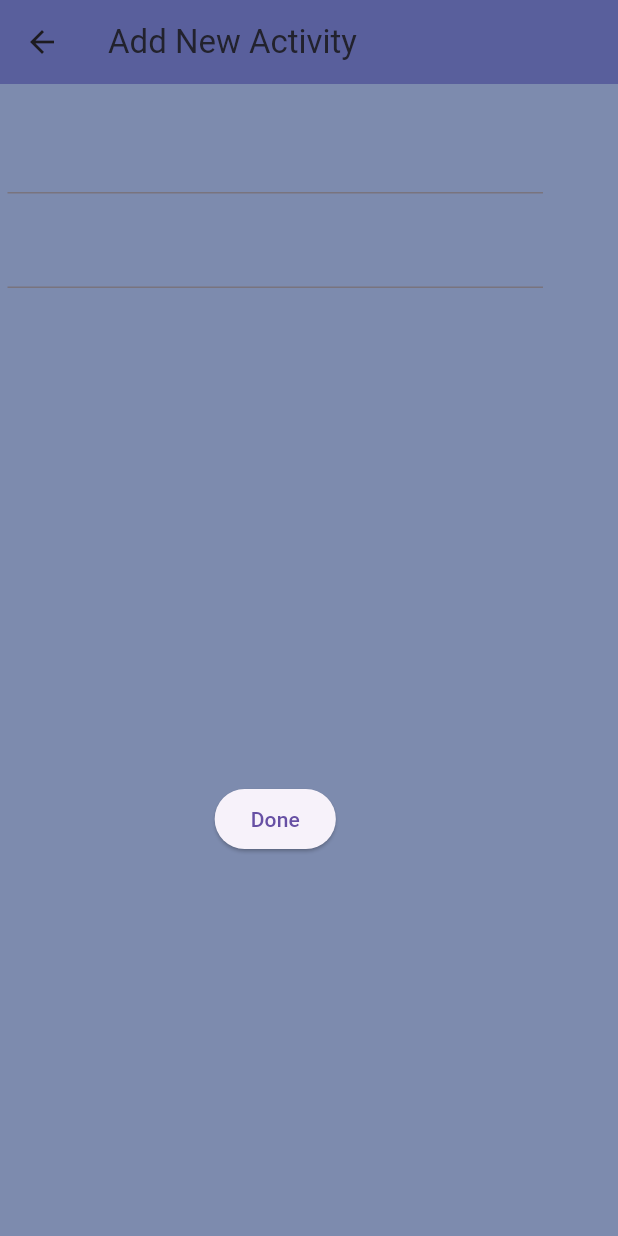
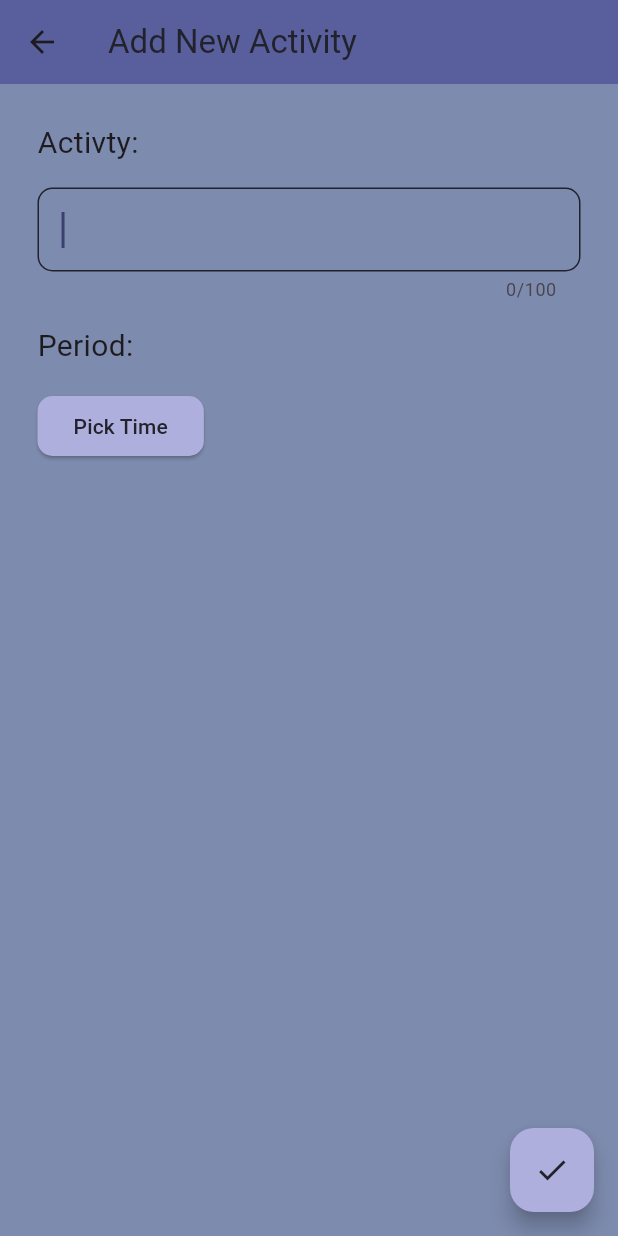
Before and after one commit to bXsh4r/Be-Human-app, a Flutter app: the NewActivityPage screen opened directly, on a phone screen of 412 x 824 dp. Run offline on Flutter 3.47's test engine with Material 3 defaults, Android fonts, the light colour scheme and no system bars.

Commit message:
added a time period and improved UI/UX

```diff
--- a/lib/main.dart
+++ b/lib/main.dart
@@ -33,7 +33,9 @@ class MainApp extends StatelessWidget {
         ),
         floatingActionButton: FloatingActionButton(
           onPressed: (){
-            Navigator.push(context, MaterialPageRoute(builder: (context) => NewActivityPage()));
+            Navigator.push(
+              context,
+              MaterialPageRoute(builder: (context) => NewActivityPage()));
           },
           backgroundColor: const Color.fromARGB(255, 174, 175, 220),
           foregroundColor: const Color.fromARGB(255, 34, 34, 45),
--- a/lib/new_activity_page.dart
+++ b/lib/new_activity_page.dart
@@ -1,13 +1,43 @@
 import 'package:flutter/material.dart';
 
-class NewActivityPage extends StatelessWidget {
-  NewActivityPage({super.key});
+class NewActivityPage extends StatefulWidget {
+  const NewActivityPage({super.key});
+
+  @override
+  State<NewActivityPage> createState() => _NewActivityPageState();
+}
+
+class _NewActivityPageState extends State<NewActivityPage>{
 
   final TextEditingController _activityController = TextEditingController();
-  final TextEditingController _periodController = TextEditingController();
+
+  TimeOfDay? _startTime;
+  TimeOfDay? _endTime;
+
+  Future<void> pickTime() async {
+    final start = await showTimePicker(
+      context: context,
+      initialTime: TimeOfDay.now()
+    );
+
+    if(start == null) return;
+
+    final end = await showTimePicker(
+      context: context,
+      initialTime: TimeOfDay.now()
+    );
+
+    if(end == null) return;
+
+    setState(() {
+      _startTime = start;
+      _endTime = end;
+    });
+  }
 
   void printA(){
-    print(_activityController);
+    print(_activityController.text);
+    _activityController.clear();
   }
 
   @override
@@ -27,27 +57,64 @@ class NewActivityPage extends StatelessWidget {
         ),
       ),
       body: Padding(
-        padding: const EdgeInsets.only(left: 5, right: 50),
+        padding: const EdgeInsets.symmetric(horizontal: 25, vertical: 25),
         child: Column(
+          crossAxisAlignment: CrossAxisAlignment.start,
           spacing: 15,
+          children: [
 
-          children: [
-            SizedBox(height: 10,),
+            Text(
+              'Activty:',
+              style: TextStyle(fontSize: 20),
+            ),
+
             TextField(
               controller: _activityController,
+              autofocus: true,
+              maxLength: 100,
+              cursorColor: const Color.fromARGB(255, 60, 64, 113),
+              decoration: InputDecoration(
+                focusedBorder: OutlineInputBorder(
+                  borderRadius: BorderRadius.circular(10),
+                  borderSide: BorderSide(
+                    color: const Color.fromARGB(255, 34, 34, 45),
+                  )
+                ),
+                border: OutlineInputBorder(
+                  borderRadius: BorderRadius.circular(10),
+                )
+              ),
+            ),
 
+            Text(
+              'Period:',
+              style: TextStyle(fontSize: 20),
             ),
-            TextField(
-              controller: _periodController,
 
+
+            ElevatedButton(
+              onPressed: pickTime,
+              style: ElevatedButton.styleFrom(
+                shape: RoundedRectangleBorder(
+                  borderRadius: BorderRadius.circular(10)
+                ),
+                backgroundColor: const Color.fromARGB(255, 174, 175, 220),
+                foregroundColor: const Color.fromARGB(255, 34, 34, 45),
+              ),
+              child: Text(
+                _startTime == null || _endTime == null
+                ? 'Pick Time'
+                : '${_startTime!.format(context)} - ${_endTime!.format(context)}'
+              )
             ),
-            SizedBox(height: 300,),
-            ElevatedButton(
-              onPressed: printA,
-              child: Text('Done')
-            )
           ],
         ),
+      ),
+      floatingActionButton: FloatingActionButton(
+        onPressed: printA,
+        backgroundColor: const Color.fromARGB(255, 174, 175, 220),
+        foregroundColor: const Color.fromARGB(255, 34, 34, 45),
+        child: Icon(Icons.done),
       ),
     );
   }
```
